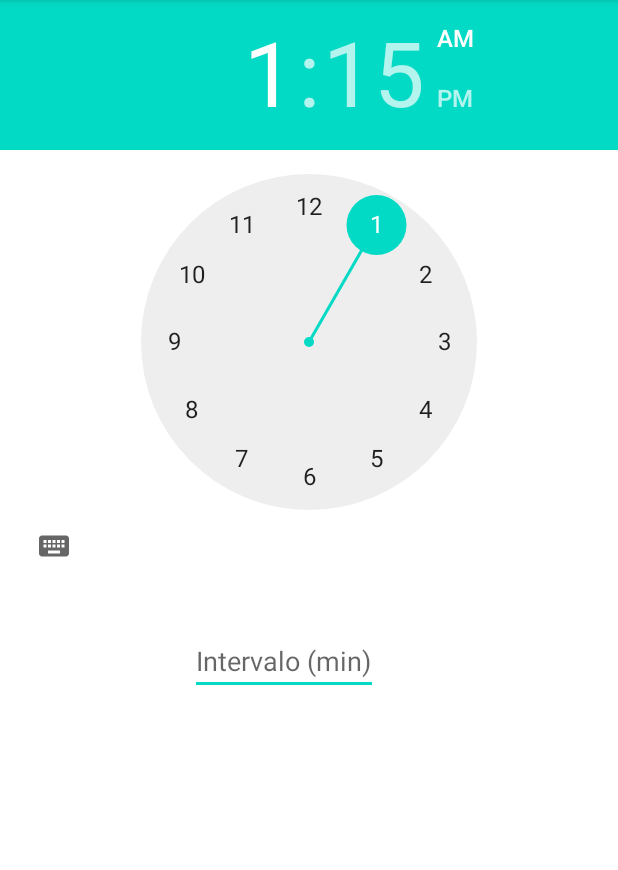
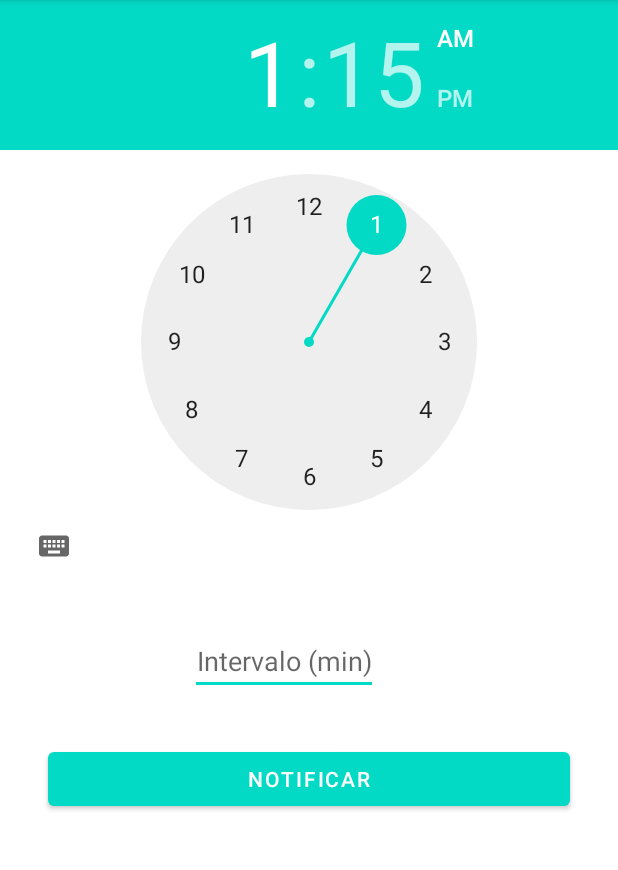
Before and after one commit to MatheusFeijo/PrimeiroAplicativo, an Android app: the screen it shows after launch (MainActivity), on a phone screen of 412 x 824 dp, the part 84-954 px from its top. Run offline under Robolectric (Android 15) with nearby library versions, the phone set to English and light mode, and no system bars.

Commit message:
Segunda atualização

```diff
--- a/app/src/main/res/layout/activity_main.xml
+++ b/app/src/main/res/layout/activity_main.xml
@@ -19,14 +19,32 @@
         android:layout_width="wrap_content"
         android:layout_height="wrap_content"
         android:layout_marginTop="30dp"
+        android:gravity="center_horizontal"
         android:hint="@string/hint"
+        android:inputType="number"
         android:maxEms="100"
         android:maxLength="3"
-        android:inputType="number"
+        android:textAlignment="center"
         app:layout_constraintEnd_toEndOf="parent"
         app:layout_constraintHorizontal_bias="0.442"
         app:layout_constraintStart_toStartOf="parent"
         app:layout_constraintTop_toBottomOf="@+id/time_picker"
         tools:ignore="TouchTargetSizeCheck" />
 
+    <Button
+        android:id="@+id/btn_notify"
+        android:layout_width="0dp"
+        android:layout_height="wrap_content"
+        android:layout_marginStart="32dp"
+        android:layout_marginLeft="32dp"
+        android:layout_marginTop="32dp"
+        android:layout_marginEnd="32dp"
+        android:layout_marginRight="32dp"
+        android:text="@string/notify"
+        android:textColor="@android:color/white"
+        app:backgroundTint="@color/teal_200"
+        app:layout_constraintEnd_toEndOf="parent"
+        app:layout_constraintStart_toStartOf="parent"
+        app:layout_constraintTop_toBottomOf="@+id/edit_txt_number_interval" />
+
 </androidx.constraintlayout.widget.ConstraintLayout>
--- a/app/src/main/res/values/strings.xml
+++ b/app/src/main/res/values/strings.xml
@@ -1,4 +1,5 @@
 <resources>
     <string name="app_name">BeberAgua</string>
     <string name="hint">Intervalo (min)</string>
+    <string name="notify">Notificar</string>
 </resources>
```
